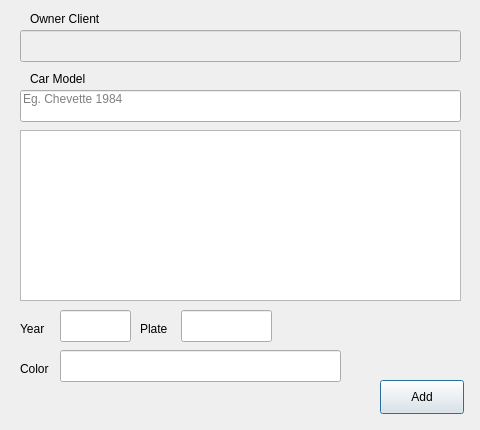
Old version of the form Client_Add_Car.ui in the repository bedi1982/Oficina.
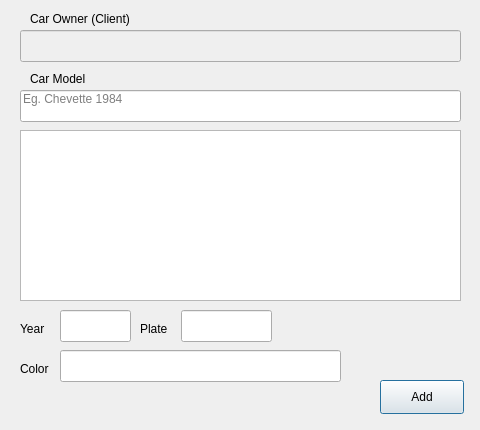
New version of the form.

The edit to the form file:
```diff
--- a/Client_Add_Car.ui
+++ b/Client_Add_Car.ui
@@ -126,12 +126,12 @@
     <rect>
      <x>30</x>
      <y>10</y>
-     <width>91</width>
+     <width>121</width>
      <height>18</height>
     </rect>
    </property>
    <property name="text">
-    <string>Owner Client</string>
+    <string>Car Owner (Client)</string>
    </property>
   </widget>
   <widget class="QLineEdit" name="line_NomeCliente">
```
Left out of the diff: 30 changed lines with no effect on the pictures.
